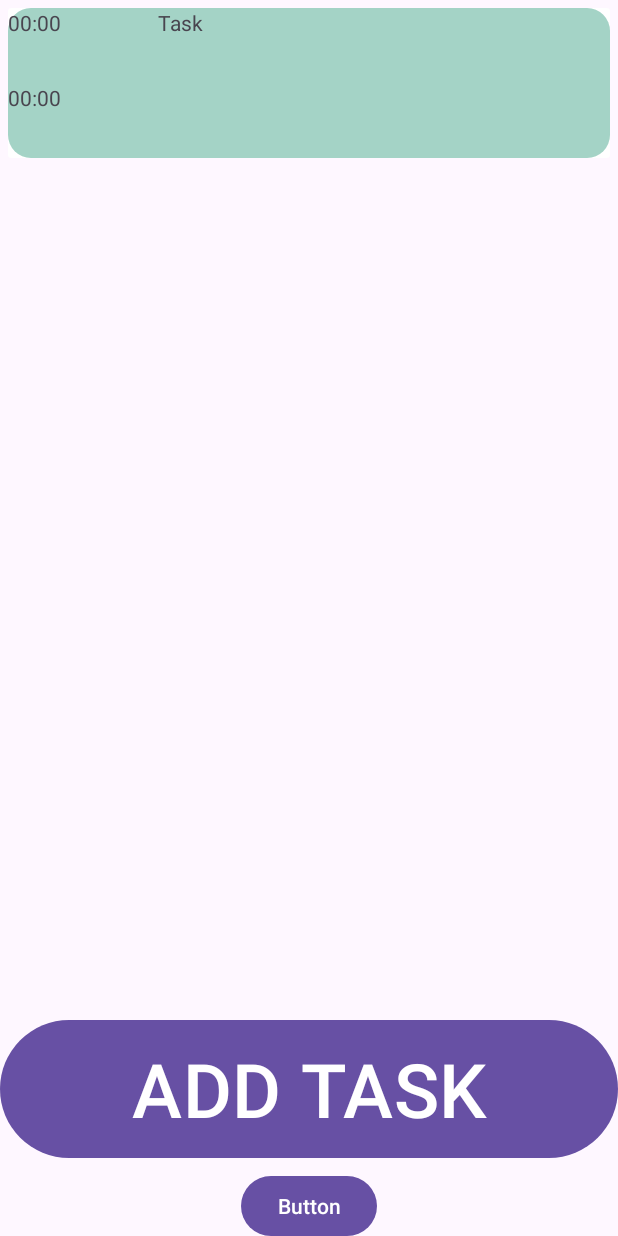
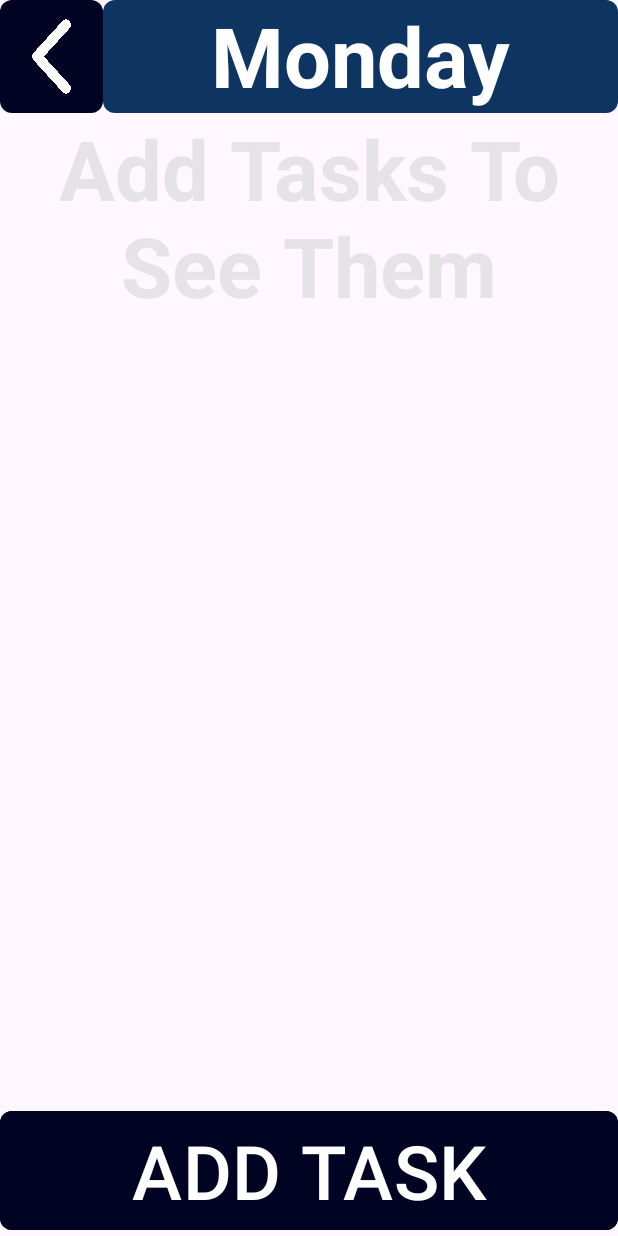
Before and after one commit to Levon07/Day_Buddy_Assistant, an Android app: the screen it shows after launch once a user with an empty profile is signed in (MainActivity), on a phone screen of 412 x 824 dp. Run offline under Robolectric (Android 15) with nearby library versions, the phone set to English and light mode, and no system bars; our stand-ins replace Firebase (no records; nobody signed in at launch, a user with empty details on screens opened directly), Volley; libraries missing offline, so code that uses them is left out: retrofit.http.

```diff
--- a/app/src/main/java/com/example/daybuddy/MainActivity.java
+++ b/app/src/main/java/com/example/daybuddy/MainActivity.java
@@ -44,6 +44,8 @@ import retrofit2.Retrofit;
 
 
 public class MainActivity extends AppCompatActivity {
+
+    TextView HintText;
     private static final String TAG = "LOCATION_PICKER_TAG";
 
     public String move_mode = "driving";
@@ -93,14 +95,24 @@ public class MainActivity extends AppCompatActivity {
 
         tasks_recyclerview = findViewById(R.id.RV_Tasks);
 
-        Task_Model.add(new Task_Model(Task_text, address, St_Time, Et_Time, St_time_M, Et_time_M, latitude, longitude));
-
         tasks_adapter.notifyItemInserted(0);
 
 
 
         tasks_recyclerview.setAdapter(tasks_adapter);
         tasks_recyclerview.setLayoutManager(new LinearLayoutManager(this));
+
+        HintText = findViewById(R.id.HintText);
+        CheckHintText();
+
+    }
+
+    public void CheckHintText(){
+        if (Task_Model.size()>0){
+            HintText.setVisibility(View.GONE);
+        }else{
+            HintText.setVisibility(View.VISIBLE);
+        }
     }
 
 
@@ -222,18 +234,23 @@ public class MainActivity extends AppCompatActivity {
 
                         if(St_time_M>=Et_time_M){
                             Toast.makeText(MainActivity.this, "Wrong start and end times", Toast.LENGTH_SHORT).show();
-                        } else if (Task_Model.get(Task_Model.size()-1).et_time_M > St_time_M) {
-                            Toast.makeText(MainActivity.this, "Wrong start and end times", Toast.LENGTH_SHORT).show();
+                        } else if (Task_Model.size()>0) {
+                            if (Task_Model.get(Task_Model.size() - 1).et_time_M > St_time_M) {
+                                Toast.makeText(MainActivity.this, "Wrong start and end times", Toast.LENGTH_SHORT).show();
+
+                            } else {
+                                Task_Model.add(new Task_Model(Task_text, address, St_Time, Et_Time, St_time_M, Et_time_M, latitude, longitude));
+
+                                tasks_adapter.notifyItemInserted(Task_Model.size() + 1);
+                                CheckHintText();
+                                tasks_recyclerview.smoothScrollToPosition(tasks_adapter.getItemCount());
+                            }
                         }else {
+
                             Task_Model.add(new Task_Model(Task_text, address, St_Time, Et_Time, St_time_M, Et_time_M, latitude, longitude));
 
                             tasks_adapter.notifyItemInserted(Task_Model.size() + 1);
-
-//                        TT_RV_Adapter tasks_adapter = new TT_RV_Adapter(MainActivity.this, Task_Model);
-//
-//                        tasks_recyclerview.setAdapter(tasks_adapter);
-//                        tasks_recyclerview.setLayoutManager(new LinearLayoutManager(MainActivity.this));
-//
+                            CheckHintText();
                             tasks_recyclerview.smoothScrollToPosition(tasks_adapter.getItemCount());
                         }
 
--- a/app/src/main/java/com/example/daybuddy/register.java
+++ b/app/src/main/java/com/example/daybuddy/register.java
@@ -119,6 +119,17 @@ public class register extends AppCompatActivity {
                             firebaseAuth.getCurrentUser().sendEmailVerification();
                             firebaseAuth.signOut();
 
+                            Handler handler = new Handler();
+
+                            Runnable vis = new Runnable() {
+                                @Override
+                                public void run() {
+                                    SendVerifyAgain.setVisibility(View.VISIBLE);
+                                }
+                            };
+
+                            handler.postDelayed(vis,10000);
+
                         } else{
                             //failure
                             Utility.showToast(register.this, task.getException().getLocalizedMessage());
@@ -161,15 +172,6 @@ public class register extends AppCompatActivity {
         mAuth.getCurrentUser().sendEmailVerification();
 
 
-        Handler handler = new Handler();
 
-        Runnable vis = new Runnable() {
-            @Override
-            public void run() {
-                SendVerifyAgain.setVisibility(View.VISIBLE);
-            }
-        };
-
-        handler.postDelayed(vis,10000);
     }
 }
--- /dev/null
+++ b/app/src/main/res/drawable/day_of_week_topic.xml
@@ -0,0 +1,22 @@
+<?xml version="1.0" encoding="utf-8"?>
+<shape xmlns:android="http://schemas.android.com/apk/res/android"
+    android:shape="rectangle" >
+
+
+    <!-- fill/color -->
+    <solid
+        android:color="@color/blue"
+        />
+
+
+    <!-- Control the width and height of the shape -->
+    <size
+        android:width="200dp"
+        android:height="75dp"/>
+
+    <!-- Control the radius of each corners -->
+    <corners
+        android:radius="8dp" />
+
+
+</shape>
--- a/app/src/main/res/layout/activity_main.xml
+++ b/app/src/main/res/layout/activity_main.xml
@@ -1,24 +1,86 @@
 <?xml version="1.0" encoding="utf-8"?>
-<androidx.constraintlayout.widget.ConstraintLayout xmlns:android="http://schemas.android.com/apk/res/android"
+<LinearLayout xmlns:android="http://schemas.android.com/apk/res/android"
     xmlns:app="http://schemas.android.com/apk/res-auto"
     xmlns:tools="http://schemas.android.com/tools"
     android:layout_width="match_parent"
     android:layout_height="match_parent"
-    tools:context=".MainActivity">
+    tools:context=".MainActivity"
+    android:orientation="vertical">
 
-    <androidx.recyclerview.widget.RecyclerView
-        android:id="@+id/RV_Tasks"
+
+
+    <LinearLayout
+        android:id="@+id/Topic"
         android:layout_width="match_parent"
-        android:layout_height="550dp"
+        android:layout_height="wrap_content">
+
+        <FrameLayout
+            android:background="@drawable/btn"
+            android:layout_width="match_parent"
+            android:layout_height="match_parent"
+            android:layout_weight="5"
+            android:onClick="signOut">
+
+            <ImageView
+                android:layout_width="match_parent"
+                android:layout_height="match_parent"
+                android:background="@drawable/back_arrow"
+                android:backgroundTint="@color/white"/>
+
+        </FrameLayout>
+
+
+        <TextView
+            android:id="@+id/dayOfWeek"
+            android:layout_weight="1"
+            android:text="Monday"
+            android:textColor="@color/white"
+            android:textStyle="bold"
+            android:textSize="55dp"
+            android:textAlignment="center"
+            android:layout_width="match_parent"
+            android:layout_height="wrap_content"
+            android:background="@drawable/day_of_week_topic"
+            app:layout_constraintEnd_toEndOf="parent"
+            app:layout_constraintStart_toStartOf="parent"
+            app:layout_constraintTop_toTopOf="parent" />
+
+    </LinearLayout>
+
+    <FrameLayout
+        android:layout_width="match_parent"
+        android:layout_height="match_parent"
+        android:layout_weight="1"
+        app:layout_constraintBottom_toTopOf="@+id/button2"
         app:layout_constraintEnd_toEndOf="parent"
-        app:layout_constraintStart_toStartOf="parent"
-        app:layout_constraintTop_toTopOf="parent" />
+        app:layout_constraintStart_toStartOf="parent">
 
-    <Button
+        <androidx.recyclerview.widget.RecyclerView
+            android:id="@+id/RV_Tasks"
+            android:layout_width="match_parent"
+            android:layout_height="match_parent"
+            app:layout_constraintTop_toBottomOf="@id/Topic" />
+
+        <TextView
+            android:id="@+id/HintText"
+            android:layout_width="match_parent"
+            android:layout_height="wrap_content"
+            android:text="Add Tasks To See Them"
+            android:textSize="55dp"
+            android:textStyle="bold"
+            android:textAlignment="center"
+            android:textColor="@color/light_gray"/>
+
+
+
+    </FrameLayout>
+
+    <com.google.android.material.button.MaterialButton
         android:id="@+id/button2"
+        android:backgroundTint="@color/dark_blue"
+        app:cornerRadius="8dp"
         android:layout_width="match_parent"
-        android:layout_height="100dp"
-        android:layout_marginBottom="48dp"
+        android:layout_height="wrap_content"
         android:onClick="Add_Task"
         android:text="ADD TASK"
         android:textSize="50sp"
@@ -26,16 +88,5 @@
         app:layout_constraintEnd_toEndOf="parent"
         app:layout_constraintStart_toStartOf="parent" />
 
-    <Button
-        android:id="@+id/button"
-        android:layout_width="wrap_content"
-        android:layout_height="wrap_content"
-        android:layout_marginTop="4dp"
-        android:text="Button"
-        app:layout_constraintEnd_toEndOf="parent"
-        app:layout_constraintStart_toStartOf="parent"
-        app:layout_constraintTop_toBottomOf="@+id/button2"
-        android:onClick="signOut"/>
 
-
-</androidx.constraintlayout.widget.ConstraintLayout>
+</LinearLayout>
--- a/app/src/main/res/values/colors.xml
+++ b/app/src/main/res/values/colors.xml
@@ -8,5 +8,6 @@
     <color name="dark_blue">#000422</color>
     <color name="light_gray">#A6D8D8D8</color>
     <color name="light_blue">#50A0FF</color>
+    <color name="blue">#0E3461</color>
 
 </resources>
```
